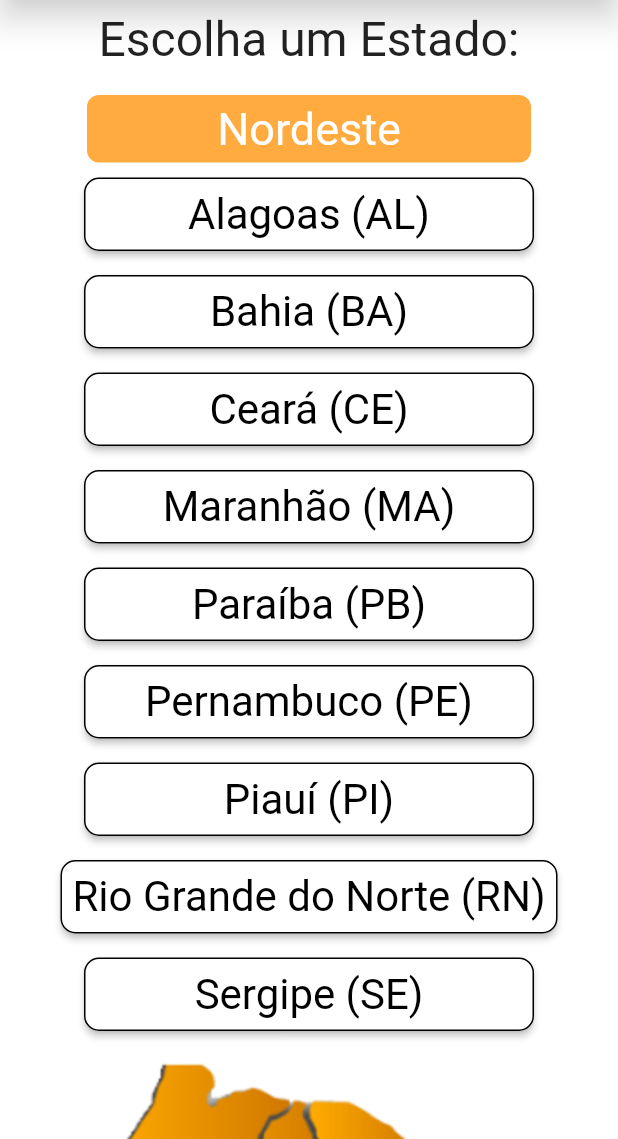
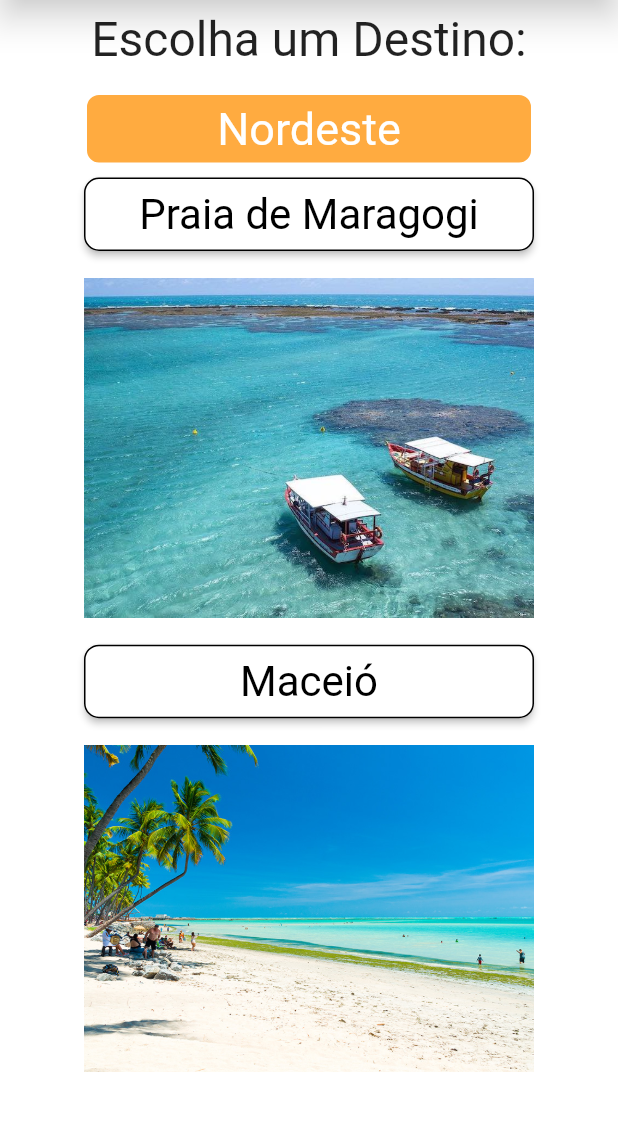
Before and after one commit to TayBatista/TCC, a Flutter app: the NordestePage screen opened directly, after a tap on "Alagoas (AL)", on a phone screen of 412 x 824 dp, the part 97-1236 px from its top. Run offline on Flutter 3.47's test engine with Material 2 defaults, Android fonts, the phone set to English and light mode, and no system bars.

Commit message:
Adicionando telas de Nordeste e Destino

```diff
--- /dev/null
+++ b/lib/Pages/NordesteOptionPage.dart
@@ -0,0 +1,125 @@
+import 'package:flutter/material.dart';
+import 'package:viajabr_tcc/components/meu_appbar.dart';
+import 'package:viajabr_tcc/Pages/NordesteFinalDestinationPage.dart';
+
+class NordesteOptionPage extends StatefulWidget {
+  @override
+  _NordesteOptionPageState createState() => _NordesteOptionPageState();
+}
+
+class _NordesteOptionPageState extends State<NordesteOptionPage> {
+    @override
+  Widget build(BuildContext context) {
+    return Scaffold(
+      backgroundColor: Colors.white,
+      appBar: MeuAppBar(),
+      body: SingleChildScrollView(
+        child: Column(
+          mainAxisAlignment: MainAxisAlignment.center,
+          children: [
+             Padding(
+              padding: const EdgeInsets.all(16.0),
+              child: Center(
+                child: Text(
+                  'Escolha um Destino:',
+                  style: TextStyle(fontSize: 32),
+                ),
+              ),
+            ),
+            Center(
+              child: Container(
+                padding: EdgeInsets.all(5.0),
+                width: 300,
+                decoration: BoxDecoration(
+                  borderRadius: BorderRadius.circular(10),
+                  color: Colors.orangeAccent,
+                  border: Border.all(
+                    color: Colors.white,
+                    width: 2,
+                  ),
+                ),
+                child: Center(
+                  child: Text(
+                    "Nordeste",
+                    style: TextStyle(
+                      fontSize: 30,
+                      color: Colors.white,
+                    ),
+                  ),
+                ),
+              ),
+            ),
+            Padding(
+              padding: const EdgeInsets.all(8.0),
+              child: Center(
+                child: ElevatedButton(
+                  style: ElevatedButton.styleFrom(
+                    padding: EdgeInsets.all(8.0),
+                    minimumSize: Size(300, 20),
+                    primary: Colors.white,
+                    onPrimary: Colors.black,
+                    shape: RoundedRectangleBorder(
+                      borderRadius: BorderRadius.circular(10),
+                      side: BorderSide(color: Colors.black),
+                    ),
+                    textStyle: TextStyle(
+                      fontSize: 28,
+                    ),
+                  ),
+                  onPressed: () {
+                    Navigator.of(context).push(
+                    MaterialPageRoute(builder: (context) => NordesteFinalDestinationPage()));
+                  },
+                  child: Text('Praia de Maragogi'),
+                ),
+              ),
+            ),
+              Padding(
+              padding: EdgeInsets.fromLTRB(15.0, 10.0, 15.0, 10.0),
+              child: Row(
+                mainAxisAlignment: MainAxisAlignment.center,
+                children: [
+                  Image.asset('assets/images/maragogi.jpg', width: 300,),
+                ],
+              ),
+            ),
+          Padding(
+              padding: const EdgeInsets.all(8.0),
+              child: Center(
+                child: ElevatedButton(
+                  style: ElevatedButton.styleFrom(
+                    padding: EdgeInsets.all(8.0),
+                    minimumSize: Size(300, 20),
+                    primary: Colors.white,
+                    onPrimary: Colors.black,
+                    shape: RoundedRectangleBorder(
+                      borderRadius: BorderRadius.circular(10),
+                      side: BorderSide(color: Colors.black),
+                    ),
+                    textStyle: TextStyle(
+                      fontSize: 28,
+                    ),
+                  ),
+                  onPressed: () {
+                   // Navigator.of(context).push(
+                   // MaterialPageRoute(builder: (context) => NordesteOptionPage()));
+                  },
+                  child: Text('Maceió'),
+                ),
+              ),
+            ),
+            Padding(
+              padding: EdgeInsets.fromLTRB(15.0, 10.0, 15.0, 10.0),
+              child: Row(
+                mainAxisAlignment: MainAxisAlignment.center,
+                children: [
+                  Image.asset('assets/images/maceio.jpg', width: 300,),
+                ],
+              ),
+            ),
+          ],
+        ),
+      ),
+    );
+  }
+}
--- a/lib/Pages/NordestePage.dart
+++ b/lib/Pages/NordestePage.dart
@@ -1,4 +1,5 @@
 import 'package:flutter/material.dart';
+import 'package:viajabr_tcc/Pages/NordesteOptionPage.dart';
 import 'package:viajabr_tcc/components/meu_appbar.dart';
 
 class NordestePage extends StatefulWidget {
@@ -65,7 +66,10 @@
                       fontSize: 28,
                     ),
                   ),
-                  onPressed: () {},
+                  onPressed: () {
+                    Navigator.of(context).push(
+                    MaterialPageRoute(builder: (context) => NordesteOptionPage()));
+                  },
                   child: Text('Alagoas (AL)'),
                 ),
               ),
--- a/pubspec.yaml
+++ b/pubspec.yaml
@@ -59,3 +59,5 @@
     - assets/images/brasil2.png
     - assets/images/norte.png
     - assets/images/nordeste.png
+    - assets/images/maragogi.jpg
+    - assets/images/maceio.jpg
```
Also changed, not shown: lib/Pages/NordesteFinalDestinationPage.dart (added, +106 -0 lines), assets/images/maceio.jpg (added), assets/images/maragogi.jpg (added).
